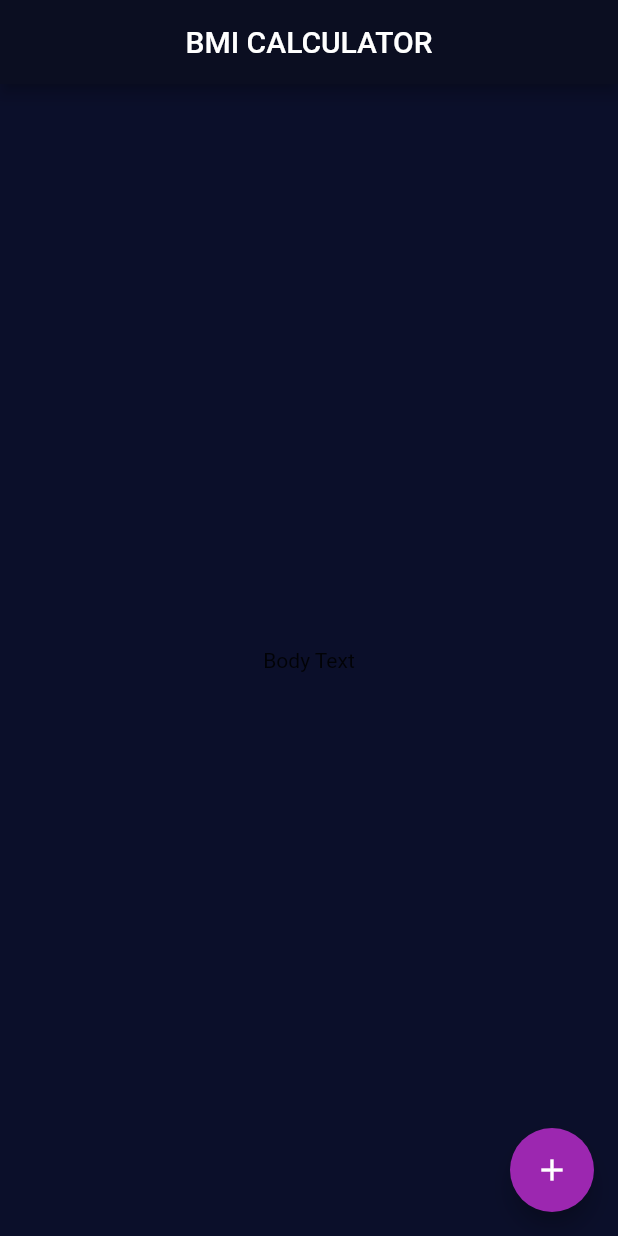
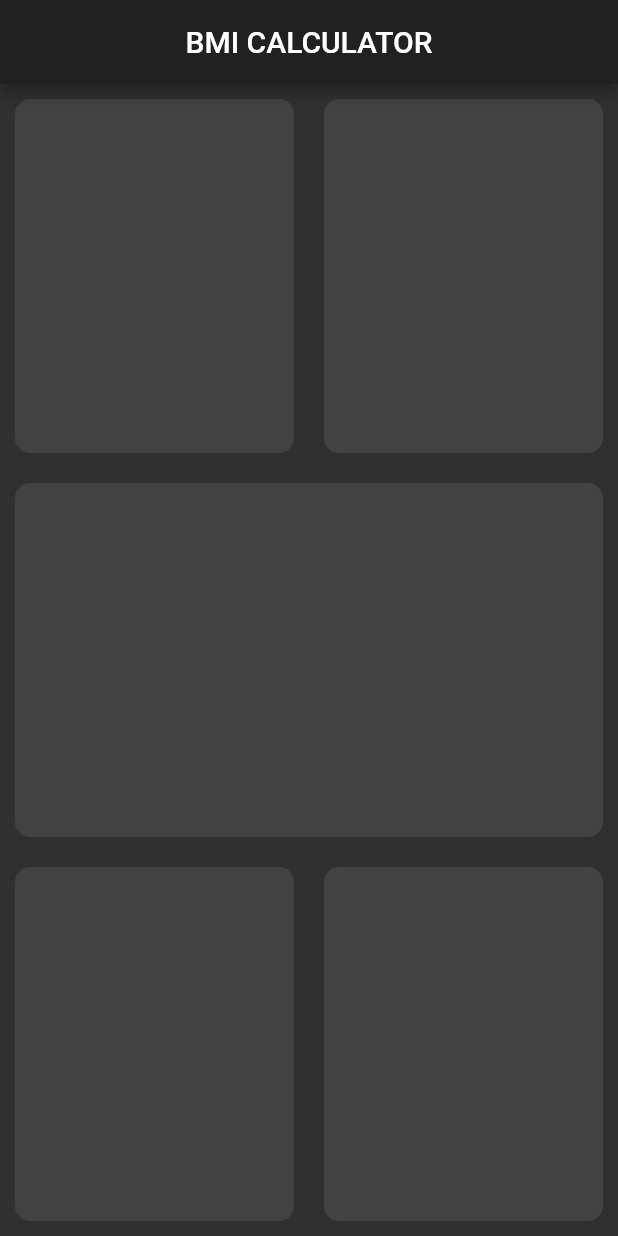
Before and after one commit to darshit-rudani/BMI-Calculator, a Flutter app: the screen it shows after launch, on a phone screen of 412 x 824 dp. Run offline on Flutter 3.47's test engine with Material 2 defaults, Android fonts, the phone set to English and light mode, and no system bars.

Commit message:
Create body desigh and split pages

```diff
--- a/lib/input_page.dart
+++ b/lib/input_page.dart
@@ -0,0 +1,78 @@
+import 'package:flutter/cupertino.dart';
+import 'package:flutter/material.dart';
+
+class Inputpage extends StatefulWidget {
+  @override
+  _InputpageState createState() => _InputpageState();
+}
+
+class _InputpageState extends State<Inputpage> {
+  @override
+  Widget build(BuildContext context) {
+    return Scaffold(
+        appBar: AppBar(
+          title: Center(child: Text('BMI CALCULATOR')),
+        ),
+        body: Column(
+          children: <Widget>[
+            Expanded(
+              child: Row(
+                children: <Widget>[
+                  Expanded(
+                    child: Container(
+                      margin: EdgeInsets.all(10.0),
+                      decoration: BoxDecoration(
+                        color: Color(0xFF424242),
+                        borderRadius: BorderRadius.circular(10.0),
+                      ),
+                    ),
+                  ),
+                  Expanded(
+                    child: Container(
+                      margin: EdgeInsets.all(10.0),
+                      decoration: BoxDecoration(
+                        color: Color(0xFF424242),
+                        borderRadius: BorderRadius.circular(10.0),
+                      ),
+                    ),
+                  ),
+                ],
+              ),
+            ),
+            Expanded(
+              child: Container(
+                margin: EdgeInsets.all(10.0),
+                decoration: BoxDecoration(
+                  color: Color(0xFF424242),
+                  borderRadius: BorderRadius.circular(10.0),
+                ),
+              ),
+            ),
+            Expanded(
+              child: Row(
+                children: <Widget>[
+                  Expanded(
+                    child: Container(
+                      margin: EdgeInsets.all(10.0),
+                      decoration: BoxDecoration(
+                        color: Color(0xFF424242),
+                        borderRadius: BorderRadius.circular(10.0),
+                      ),
+                    ),
+                  ),
+                  Expanded(
+                    child: Container(
+                      margin: EdgeInsets.all(10.0),
+                      decoration: BoxDecoration(
+                        color: Color(0xFF424242),
+                        borderRadius: BorderRadius.circular(10.0),
+                      ),
+                    ),
+                  ),
+                ],
+              ),
+            ),
+          ],
+        ));
+  }
+}
--- a/lib/main.dart
+++ b/lib/main.dart
@@ -1,4 +1,5 @@
 import 'package:flutter/material.dart';
+import 'input_page.dart';
 
 void main() {
   runApp(MyApp());
@@ -9,38 +10,8 @@ class MyApp extends StatelessWidget {
   Widget build(BuildContext context) {
     return MaterialApp(
       debugShowCheckedModeBanner: false,
-      theme: ThemeData(
-        primaryColor: Color(0xFF0B0E21),
-        accentColor: Colors.purple,
-        scaffoldBackgroundColor: Color(0xFF0B0F2A),
-      ),
+      theme: ThemeData.dark(),
       home: Inputpage(),
     );
   }
 }
-
-class Inputpage extends StatefulWidget {
-  @override
-  _InputpageState createState() => _InputpageState();
-}
-
-class _InputpageState extends State<Inputpage> {
-  @override
-  Widget build(BuildContext context) {
-    return Scaffold(
-      appBar: AppBar(
-        title: Center(child: Text('BMI CALCULATOR')),
-      ),
-      body: Center(
-        child: Text('Body Text'),
-      ),
-      floatingActionButton: FloatingActionButton(
-        child: Center(
-          child: Icon(
-            Icons.add,
-          ),
-        ),
-      ),
-    );
-  }
-}
```
